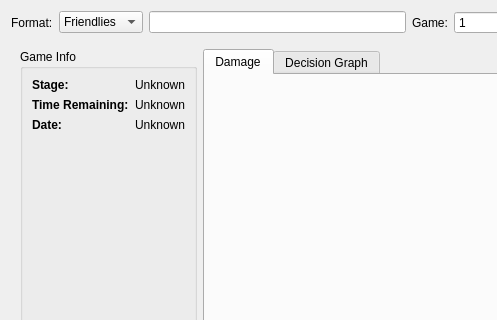
Qt form frontend/uh/forms/ActiveRecordingView.ui (reframedultimate/ReFramed) before a commit; both pictures show x 0 to 497 and y 0 to 320 of the 1161 by 861 pixel window.
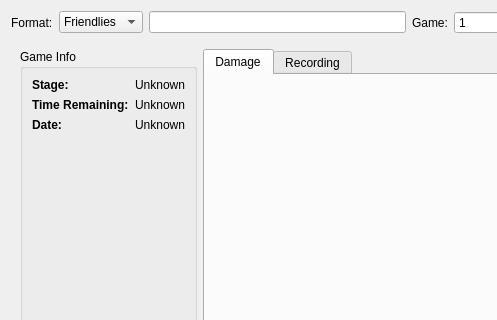
The same form after that commit.

Diff of the .ui file:
```diff
--- a/frontend/uh/forms/ActiveRecordingView.ui
+++ b/frontend/uh/forms/ActiveRecordingView.ui
@@ -196,7 +196,7 @@
              </widget>
             </item>
             <item row="1" column="1">
-             <widget class="QLabel" name="label_date">
+             <widget class="QLabel" name="label_timeRemaining">
               <property name="text">
                <string>Unknown</string>
               </property>
@@ -210,7 +210,7 @@
              </widget>
             </item>
             <item row="2" column="1">
-             <widget class="QLabel" name="label_timeRemaining">
+             <widget class="QLabel" name="label_date">
               <property name="text">
                <string>Unknown</string>
               </property>
@@ -237,7 +237,7 @@
          </widget>
          <widget class="QWidget" name="tab_decisionGraph">
           <attribute name="title">
-           <string>Decision Graph</string>
+           <string>Recording</string>
           </attribute>
          </widget>
         </widget>
```
Left out of the diff: 5 changed lines with no effect on the pictures.
